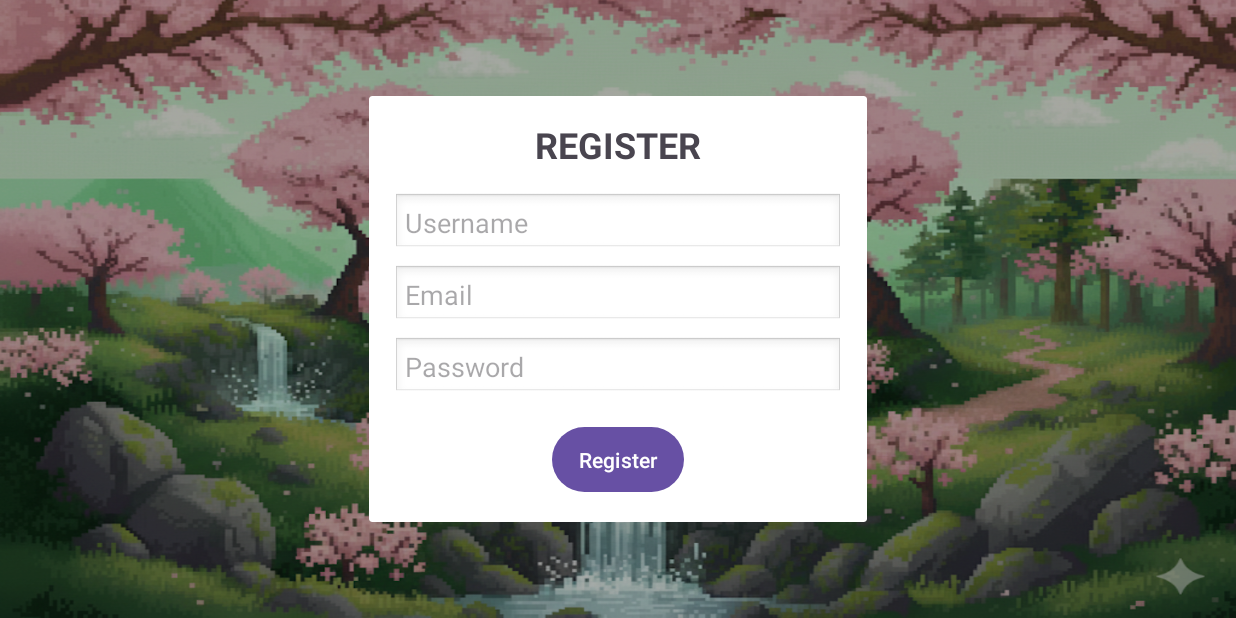
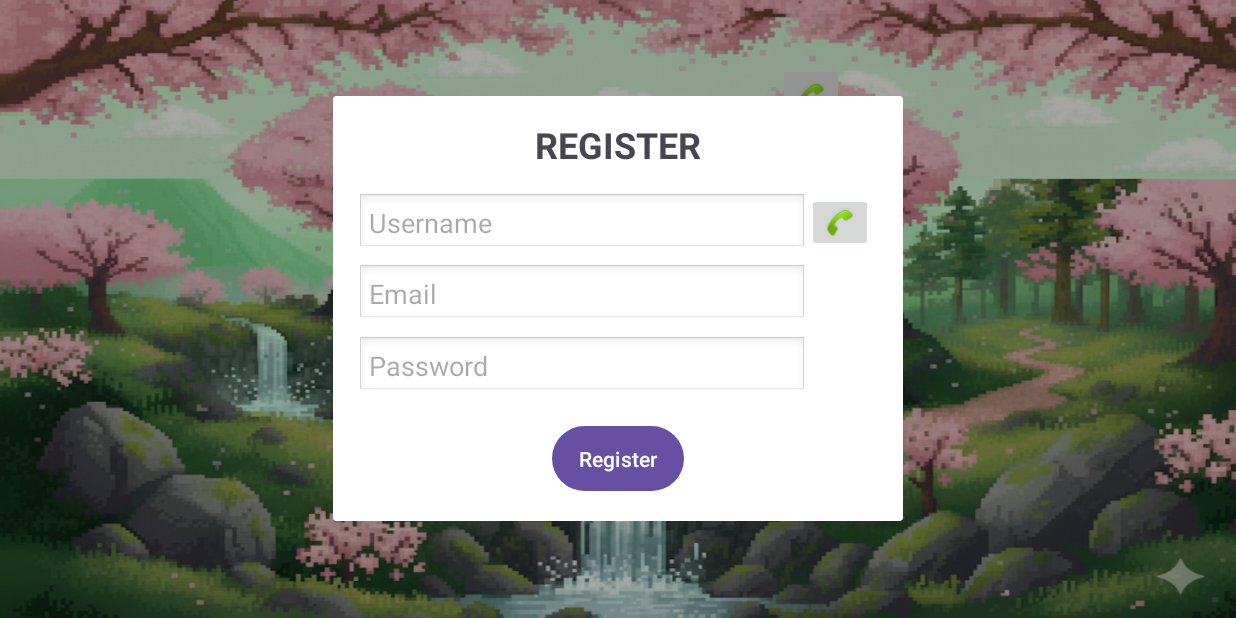
Before and after one commit to carmizadok1235/Samuraibyte, an Android app: the screen it shows after launch (LoginActivity), after a tap on "Register", on a phone screen of 824 x 412 dp (held sideways). Run offline under Robolectric (Android 15) with nearby library versions, the light colour scheme and no system bars.

Commit message:
Adding ActivityForResult to Login and Register.

```diff
--- a/app/src/main/AndroidManifest.xml
+++ b/app/src/main/AndroidManifest.xml
@@ -1,6 +1,8 @@
 <?xml version="1.0" encoding="utf-8"?>
 <manifest xmlns:android="http://schemas.android.com/apk/res/android"
     xmlns:tools="http://schemas.android.com/tools">
+
+    <uses-permission android:name="android.permission.READ_CONTACTS"/>
 
     <application
         android:allowBackup="true"
@@ -12,9 +14,6 @@
         android:supportsRtl="true"
         android:theme="@style/Theme.Learning_GameDev"
         tools:targetApi="31">
-        <activity
-            android:name=".main.EndingScreenActivity"
-            android:exported="false" />
         <activity
             android:name=".main.MainActivity"
             android:exported="false" />
--- a/app/src/main/java/com/example/SamuraiByte/main/LoginActivity.java
+++ b/app/src/main/java/com/example/SamuraiByte/main/LoginActivity.java
@@ -1,22 +1,33 @@
 package com.example.SamuraiByte.main;
 
+import android.app.Activity;
 import android.app.Dialog;
 import android.content.Context;
 import android.content.Intent;
+import android.database.Cursor;
+import android.net.Uri;
 import android.os.Bundle;
+import android.provider.ContactsContract;
 import android.view.View;
 import android.widget.Button;
 import android.widget.EditText;
+import android.widget.ImageButton;
 import android.widget.Toast;
 
 import androidx.activity.EdgeToEdge;
+import androidx.activity.result.ActivityResult;
+import androidx.activity.result.ActivityResultCallback;
+import androidx.activity.result.ActivityResultLauncher;
+import androidx.activity.result.contract.ActivityResultContracts;
 import androidx.appcompat.app.AppCompatActivity;
 
 import com.example.SamuraiByte.R;
 
 public class LoginActivity extends AppCompatActivity implements View.OnClickListener {
+    private ActivityResultLauncher<Intent> contactLauncher;
     private Button loginButtonLoginPage, registerButtonLoginPage, registerButtonPopup;
-    private EditText nameInputLogin, passwordInputLogin, nameInputRegister, emailInputRegister, passwordInputRegister;
+    private ImageButton contactButtonLogin, contactButtonRegister;
+    private EditText nameInputLogin, passwordInputLogin, nameInputRegister, emailInputRegister, passwordInputRegister, inputToChangeContact;
     private DatabaseHandler dbHandler;
     @Override
     protected void onCreate(Bundle savedInstanceState) {
@@ -38,6 +49,9 @@ public class LoginActivity extends AppCompatActivity implements View.OnClickList
 //        this.nameInput.setOnClickListener(this);
 
         this.passwordInputLogin = (EditText) findViewById(R.id.password_inputLogin);
+
+        this.contactButtonLogin = (ImageButton) findViewById(R.id.contact_button_login);
+        this.contactButtonLogin.setOnClickListener(this);
 //        this.passwordInput.setOnClickListener(this);
 
 //        this.nameInputRegister = findViewById(R.id.name_inputRegister);
@@ -48,9 +62,46 @@ public class LoginActivity extends AppCompatActivity implements View.OnClickList
 //
 //        this.registerButtonPopup = findViewById(R.id.register_buttonRegister);
 //        this.registerButtonPopup.setOnClickListener(this);
+        this.initContactP();
         this.dbHandler = new DatabaseHandler(this);
+        this.inputToChangeContact = this.nameInputLogin;
     }
+    private void initContactP() {
 
+        contactLauncher = registerForActivityResult(
+                new ActivityResultContracts.StartActivityForResult(),
+                new ActivityResultCallback<ActivityResult>() {
+                    @Override
+                    public void onActivityResult(ActivityResult result) {
+                        Cursor cursor = null;
+
+                        if (result.getResultCode() == Activity.RESULT_OK) {
+                            Intent intent = result.getData();
+                            try {
+                                Uri uri = intent.getData();
+
+                                cursor = getContentResolver().query(uri, null, null, null, null);
+                                cursor.moveToFirst();
+
+
+                                int phoneIndexName = cursor.getColumnIndex
+                                        (ContactsContract.CommonDataKinds.Phone.DISPLAY_NAME);
+
+
+                                String phoneName = cursor.getString(phoneIndexName);
+
+
+                                inputToChangeContact.setText(phoneName);
+
+                            } catch (Exception e) {
+                                e.printStackTrace();
+                            }
+                        }
+
+                    }
+                });
+
+    }
     @Override
     public void onClick(View view) {
         if (view.getId() == this.loginButtonLoginPage.getId()){
@@ -69,6 +120,13 @@ public class LoginActivity extends AppCompatActivity implements View.OnClickList
         }
         else if (view.getId() == this.registerButtonLoginPage.getId()){
             this.createRegisterDialog();
+
+        }
+        else if (view.getId() == this.contactButtonLogin.getId()){
+            this.inputToChangeContact = this.nameInputLogin;
+            Intent contactPickerIntent = new Intent(Intent.ACTION_PICK);
+            contactPickerIntent.setType(ContactsContract.CommonDataKinds.Phone.CONTENT_TYPE);
+            this.contactLauncher.launch(contactPickerIntent);
         }
     }
     private boolean checkInput(String name, String password){
@@ -116,6 +174,16 @@ public class LoginActivity extends AppCompatActivity implements View.OnClickList
 
             }
         });
+        this.contactButtonRegister = (ImageButton) dialog.findViewById(R.id.contact_button_register);
+        this.contactButtonRegister.setOnClickListener(new View.OnClickListener() {
+            @Override
+            public void onClick(View v){
+                inputToChangeContact = nameInputRegister;
+                Intent contactPickerIntent = new Intent(Intent.ACTION_PICK);
+                contactPickerIntent.setType(ContactsContract.CommonDataKinds.Phone.CONTENT_TYPE);
+                contactLauncher.launch(contactPickerIntent);
+            }
+        });
 
         dialog.show();
     }
--- a/app/src/main/res/layout/activity_login.xml
+++ b/app/src/main/res/layout/activity_login.xml
@@ -58,4 +58,17 @@
         app:layout_constraintStart_toStartOf="parent"
         app:layout_constraintTop_toBottomOf="@+id/name_inputLogin"
         app:layout_constraintVertical_bias="0.113" />
+
+    <ImageButton
+        android:id="@+id/contact_button_login"
+        android:layout_width="wrap_content"
+        android:layout_height="wrap_content"
+        app:layout_constraintBottom_toBottomOf="parent"
+        app:layout_constraintEnd_toEndOf="parent"
+        app:layout_constraintHorizontal_bias="0.0"
+        app:layout_constraintStart_toEndOf="@+id/name_inputLogin"
+        app:layout_constraintTop_toTopOf="parent"
+        app:layout_constraintVertical_bias="0.114"
+        app:srcCompat="@android:drawable/stat_sys_phone_call" />
+
 </androidx.constraintlayout.widget.ConstraintLayout>
--- a/app/src/main/res/layout/popup_register.xml
+++ b/app/src/main/res/layout/popup_register.xml
@@ -1,6 +1,7 @@
 <?xml version="1.0" encoding="utf-8"?>
 <LinearLayout
     xmlns:android="http://schemas.android.com/apk/res/android"
+    xmlns:app="http://schemas.android.com/apk/res-auto"
     android:layout_width="match_parent"
     android:layout_height="match_parent"
     android:orientation="vertical"
@@ -15,13 +16,25 @@
         android:textSize="24sp"
         android:textStyle="bold" />
 
-    <EditText
-        android:id="@+id/name_inputRegister"
-        android:layout_width="300dp"
-        android:layout_height="40dp"
-        android:hint="Username"
-        android:padding="8dp"
-        android:background="@android:drawable/edit_text" />
+    <LinearLayout
+        android:layout_width="348dp"
+        android:layout_height="39dp"
+        android:orientation="horizontal">
+
+        <EditText
+            android:id="@+id/name_inputRegister"
+            android:layout_width="300dp"
+            android:layout_height="40dp"
+            android:background="@android:drawable/edit_text"
+            android:hint="Username"
+            android:padding="8dp" />
+
+        <ImageButton
+            android:id="@+id/contact_button_register"
+            android:layout_width="wrap_content"
+            android:layout_height="wrap_content"
+            app:srcCompat="@android:drawable/stat_sys_phone_call" />
+    </LinearLayout>
 
     <EditText
         android:id="@+id/email_inputRegister"
@@ -53,4 +66,5 @@
         android:text="Register"
         android:textColor="#FFFFFF"
         android:textColorLink="@color/design_default_color_error" />
+
 </LinearLayout>
```
